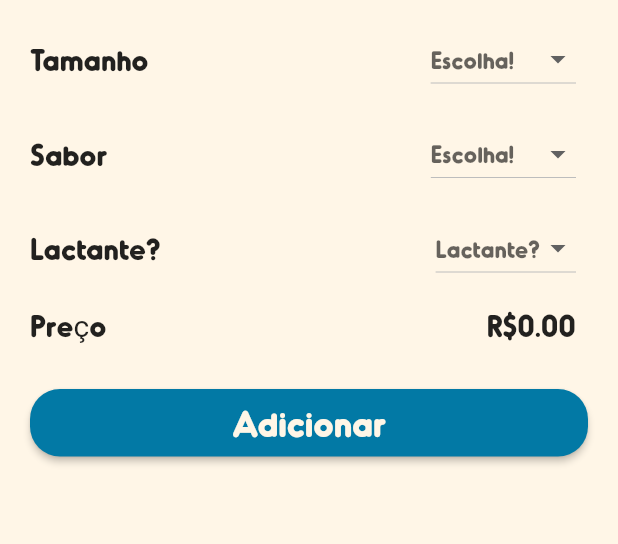
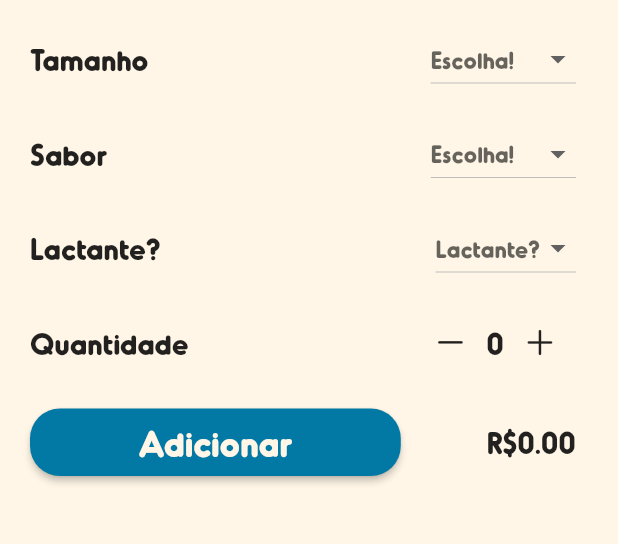
Before and after one commit to BerPGR/flutter-chiquinho, a Flutter app: the ProductScreen screen opened directly, on a phone screen of 412 x 824 dp, the part 583-1127 px from its top. Run offline on Flutter 3.47's test engine with Material 2 defaults, Android fonts, the phone set to English and light mode, and no system bars.

Commit message:
Alterado pagina de sorvete

```diff
--- a/lib/widgets/montar_sorvete_widget.dart
+++ b/lib/widgets/montar_sorvete_widget.dart
@@ -1,6 +1,7 @@
 // ignore_for_file: public_member_api_docs, sort_constructors_first
 import 'package:chiquinho/colors/palette.dart';
 import 'package:chiquinho/models/sorvete.dart';
+import 'package:flutter/cupertino.dart';
 import 'package:flutter/material.dart';
 import 'package:flutter/src/widgets/container.dart';
 import 'package:flutter/src/widgets/framework.dart';
@@ -21,6 +22,7 @@ class _MontarChiquinhoWidgetState extends State<MontarChiquinhoWidget> {
   String _saborValue = '';
   String _lactante = '';
   double _preco = 0;
+  int _qtd = 0;
   List<String> _tamanhoValues = [];
   List<String> _saboresValues = [];
   List<String> _opcaoLactante = ['Sim', 'Não'];
@@ -222,22 +224,57 @@ class _MontarChiquinhoWidgetState extends State<MontarChiquinhoWidget> {
                 mainAxisAlignment: MainAxisAlignment.spaceBetween,
                 children: [
                   Text(
-                    'Preço',
+                    'Quantidade',
                     style: TextStyle(fontSize: 20),
                   ),
                   Padding(
                     padding: EdgeInsets.only(right: 8),
-                    child: Text(
-                      'R\$${_preco.toStringAsFixed(2)}',
+                    child: Row(
+                      mainAxisAlignment: MainAxisAlignment.spaceAround,
+                      children: [
+                        IconButton(
+                            onPressed: () {
+                              if (_qtd == 0) {
+                                setState(() {
+                                  _qtd = 0;
+                                });
+                              } else {
+                                setState(() {
+                                  _qtd--;
+                                });
+                              }
+                            },
+                            icon: Icon(
+                              CupertinoIcons.minus,
+                              size: 24,
+                            )),
+                        Text(
+                          '${_qtd}',
                           style: TextStyle(fontSize: 20),
+                        ),
+                        IconButton(
+                            onPressed: () {
+                              setState(() {
+                                _qtd++;
+                              });
+                            },
+                            icon: Icon(
+                              CupertinoIcons.plus,
+                              size: 24,
+                            ))
+                      ],
                     ),
                   )
                 ],
               ),
+              Padding(
+                padding: const EdgeInsets.only(top: 20),
+                child: Row(
+                  mainAxisAlignment: MainAxisAlignment.spaceBetween,
+                  children: [
                     Container(
                       height: 45,
-                width: MediaQuery.of(context).size.width,
-                margin: EdgeInsets.only(top: 30),
+                      width: MediaQuery.of(context).size.width * 0.6,
                       child: ElevatedButton(
                         style: ElevatedButton.styleFrom(
                           backgroundColor:
@@ -259,6 +296,16 @@ class _MontarChiquinhoWidgetState extends State<MontarChiquinhoWidget> {
                         ),
                       ),
                     ),
+                    Padding(
+                      padding: EdgeInsets.only(right: 8),
+                      child: Text(
+                        'R\$${_preco.toStringAsFixed(2)}',
+                        style: TextStyle(fontSize: 20),
+                      ),
+                    )
+                  ],
+                ),
+              ),
             ],
           ),
         ],
```
Lines whose indentation alone changed are shown as unchanged.
